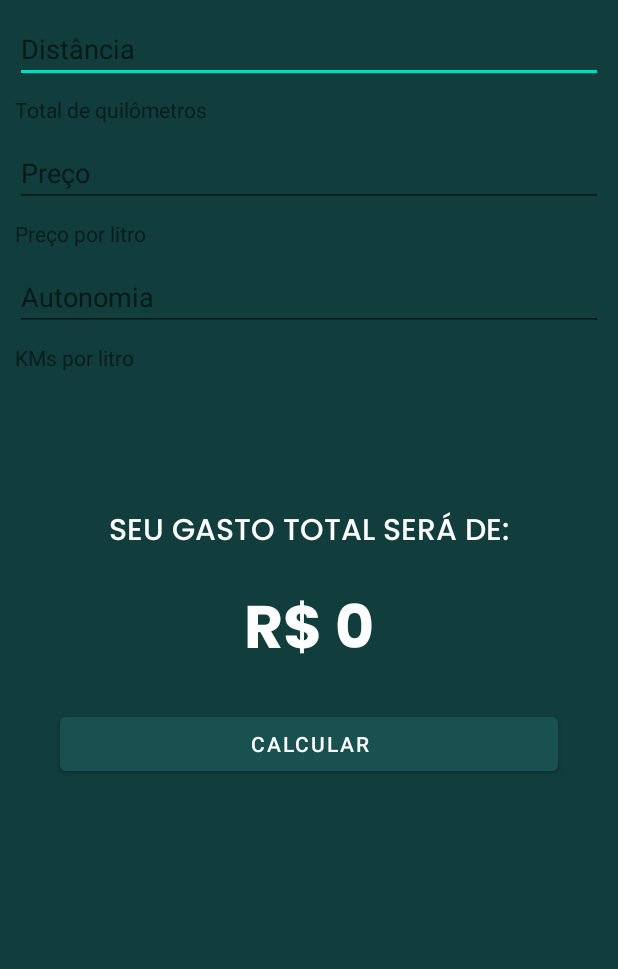
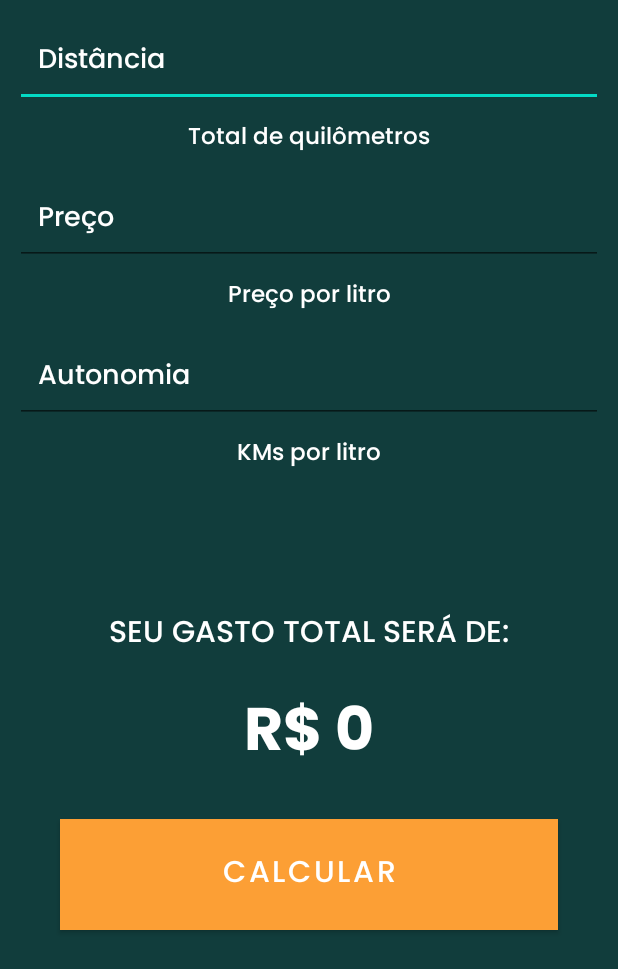
Before and after one commit to Mprado18/travel-cost, an Android app: the layout activity_main.xml on its own in the app's theme, with its tools: preview values and no code run, on a phone screen of 412 x 824 dp. Shown: the top 969 px of the screen. Run offline under Robolectric (Android 15) with nearby library versions, the phone set to English and light mode, and no system bars.

Commit message:
refactoring layout

```diff
--- a/app/src/main/res/layout/activity_main.xml
+++ b/app/src/main/res/layout/activity_main.xml
@@ -8,66 +8,66 @@
     tools:context=".MainActivity">
 
     <EditText
-        android:id="@+id/inputDistance"
+        android:id="@+id/input_distance"
         android:layout_width="match_parent"
         android:layout_height="wrap_content"
         android:layout_marginBottom="8dp"
         android:hint="@string/distance"
         android:inputType="number"
-        android:theme="@style/inputStyle" />
+        style="@style/input_style" />
 
     <TextView
-        android:id="@+id/comment1"
+        android:id="@+id/comment_1"
         android:layout_width="match_parent"
         android:layout_height="wrap_content"
-        android:layout_below="@+id/inputDistance"
+        android:layout_below="@+id/input_distance"
         android:layout_marginBottom="10dp"
         android:text="@string/total_km"
-        android:theme="@style/commentsStyles" />
+        style="@style/comments_styles" />
 
     <EditText
-        android:id="@+id/inputPrice"
+        android:id="@+id/input_price"
         android:layout_width="match_parent"
         android:layout_height="wrap_content"
-        android:layout_below="@id/comment1"
+        android:layout_below="@id/comment_1"
         android:layout_marginBottom="8dp"
         android:hint="@string/price"
         android:inputType="numberDecimal"
-        android:theme="@style/inputStyle" />
+        style="@style/input_style" />
 
     <TextView
-        android:id="@+id/comment2"
+        android:id="@+id/comment_2"
         android:layout_width="match_parent"
         android:layout_height="wrap_content"
-        android:layout_below="@id/inputPrice"
+        android:layout_below="@id/input_price"
         android:layout_marginBottom="10dp"
         android:text="@string/price_for_litre"
-        android:theme="@style/commentsStyles" />
+        style="@style/comments_styles" />
 
     <EditText
-        android:id="@+id/inputAutonomy"
+        android:id="@+id/input_autonomy"
         android:layout_width="match_parent"
         android:layout_height="wrap_content"
-        android:layout_below="@+id/comment2"
+        android:layout_below="@+id/comment_2"
         android:layout_marginBottom="8dp"
         android:hint="@string/autonomy"
         android:inputType="numberDecimal"
-        android:theme="@style/inputStyle" />
+        style="@style/input_style" />
 
     <TextView
-        android:id="@+id/comment3"
+        android:id="@+id/comment_3"
         android:layout_width="match_parent"
         android:layout_height="wrap_content"
-        android:layout_below="@id/inputAutonomy"
+        android:layout_below="@id/input_autonomy"
         android:layout_marginBottom="10dp"
         android:text="@string/kms_for_litre"
-        android:theme="@style/commentsStyles" />
+        style="@style/comments_styles" />
 
     <TextView
-        android:id="@+id/titleTotal"
+        android:id="@+id/title_total"
         android:layout_width="match_parent"
         android:layout_height="wrap_content"
-        android:layout_below="@id/comment3"
+        android:layout_below="@id/comment_3"
         android:layout_marginTop="80dp"
         android:layout_marginBottom="15dp"
         android:fontFamily="@font/poppins_medium"
@@ -77,27 +77,27 @@
         android:textSize="20sp" />
 
     <TextView
-        android:id="@+id/totalCost"
+        android:id="@+id/total_cost"
         android:layout_width="match_parent"
         android:layout_height="wrap_content"
-        android:layout_below="@id/titleTotal"
+        android:layout_below="@id/title_total"
         android:layout_marginBottom="15dp"
         android:fontFamily="@font/poppins_bold"
         android:gravity="center"
-        android:text="R$ 0"
+        android:text="@string/r_0"
         android:textColor="@color/white"
         android:textSize="40sp"
         android:textStyle="bold" />
 
     <Button
-        android:id="@+id/buttonCalculate"
+        android:id="@+id/button_calculate"
         android:layout_width="match_parent"
         android:layout_height="wrap_content"
-        android:layout_below="@id/totalCost"
+        android:layout_below="@id/total_cost"
         android:layout_centerInParent="true"
         android:layout_marginStart="30dp"
         android:layout_marginEnd="30dp"
         android:text="@string/calculate"
-        android:theme="@style/buttonStyle" />
+        style="@style/button_style" />
 
 </RelativeLayout>
```
